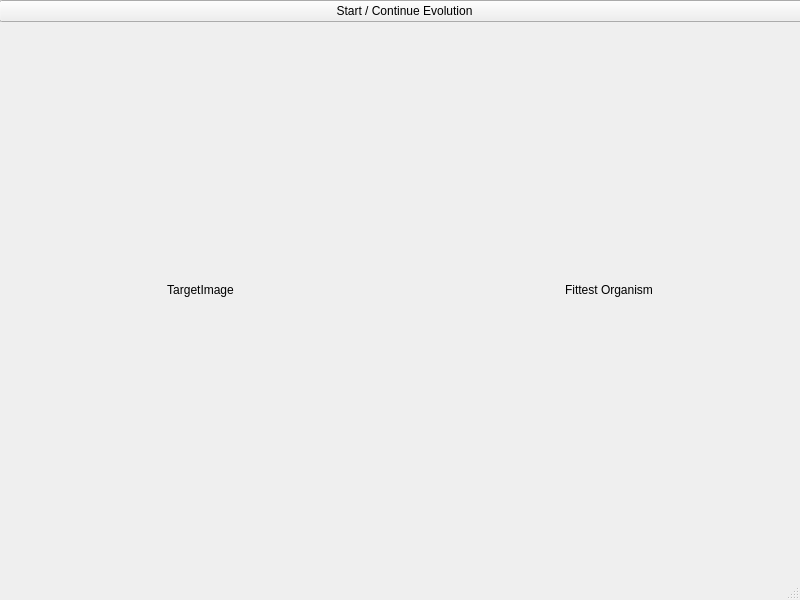
Qt form QtEvoPic.ui (jeroenvlek/evopic) before a commit.
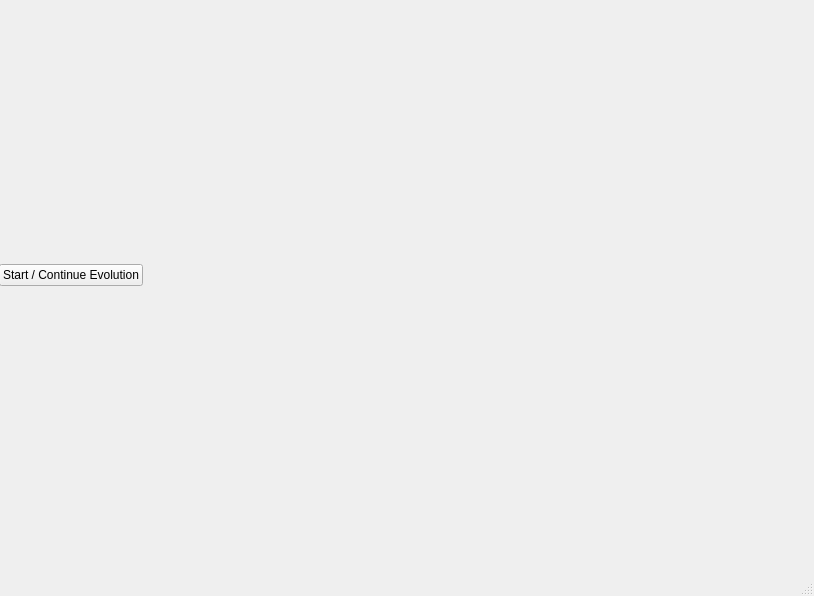
The same form after that commit.

Commit message: * Made GUI resizable and number of images dependent on population size

```diff
--- a/QtEvoPic.ui
+++ b/QtEvoPic.ui
@@ -6,8 +6,8 @@
    <rect>
     <x>0</x>
     <y>0</y>
-    <width>800</width>
-    <height>600</height>
+    <width>814</width>
+    <height>596</height>
    </rect>
   </property>
   <property name="sizePolicy">
@@ -21,7 +21,7 @@
   </property>
   <widget class="QWidget" name="centralwidget">
    <property name="sizePolicy">
-    <sizepolicy hsizetype="Ignored" vsizetype="Ignored">
+    <sizepolicy hsizetype="Expanding" vsizetype="Expanding">
      <horstretch>0</horstretch>
      <verstretch>0</verstretch>
     </sizepolicy>
@@ -36,40 +36,17 @@
      </rect>
     </property>
     <layout class="QGridLayout" name="gridLayout">
-     <item row="1" column="0">
-      <widget class="QLabel" name="targetImageLabel">
-       <property name="sizePolicy">
-        <sizepolicy hsizetype="Minimum" vsizetype="Minimum">
-         <horstretch>0</horstretch>
-         <verstretch>0</verstretch>
-        </sizepolicy>
-       </property>
-       <property name="text">
-        <string>TargetImage</string>
-       </property>
-       <property name="alignment">
-        <set>Qt::AlignCenter</set>
-       </property>
-      </widget>
-     </item>
-     <item row="1" column="1">
-      <widget class="QLabel" name="phenotypeImageLabel">
-       <property name="sizePolicy">
-        <sizepolicy hsizetype="Minimum" vsizetype="Minimum">
-         <horstretch>0</horstretch>
-         <verstretch>0</verstretch>
-        </sizepolicy>
-       </property>
-       <property name="text">
-        <string>Fittest Organism</string>
-       </property>
-       <property name="alignment">
-        <set>Qt::AlignCenter</set>
-       </property>
-      </widget>
-     </item>
+     <property name="sizeConstraint">
+      <enum>QLayout::SetDefaultConstraint</enum>
+     </property>
      <item row="0" column="0" colspan="2">
       <widget class="QPushButton" name="toggleEvolutionButton">
+       <property name="sizePolicy">
+        <sizepolicy hsizetype="Fixed" vsizetype="Fixed">
+         <horstretch>0</horstretch>
+         <verstretch>0</verstretch>
+        </sizepolicy>
+       </property>
        <property name="text">
         <string>Start / Continue Evolution</string>
        </property>
```
Left out of the diff: 12 changed lines with no effect on the pictures. The commit also changes 4 other files.
